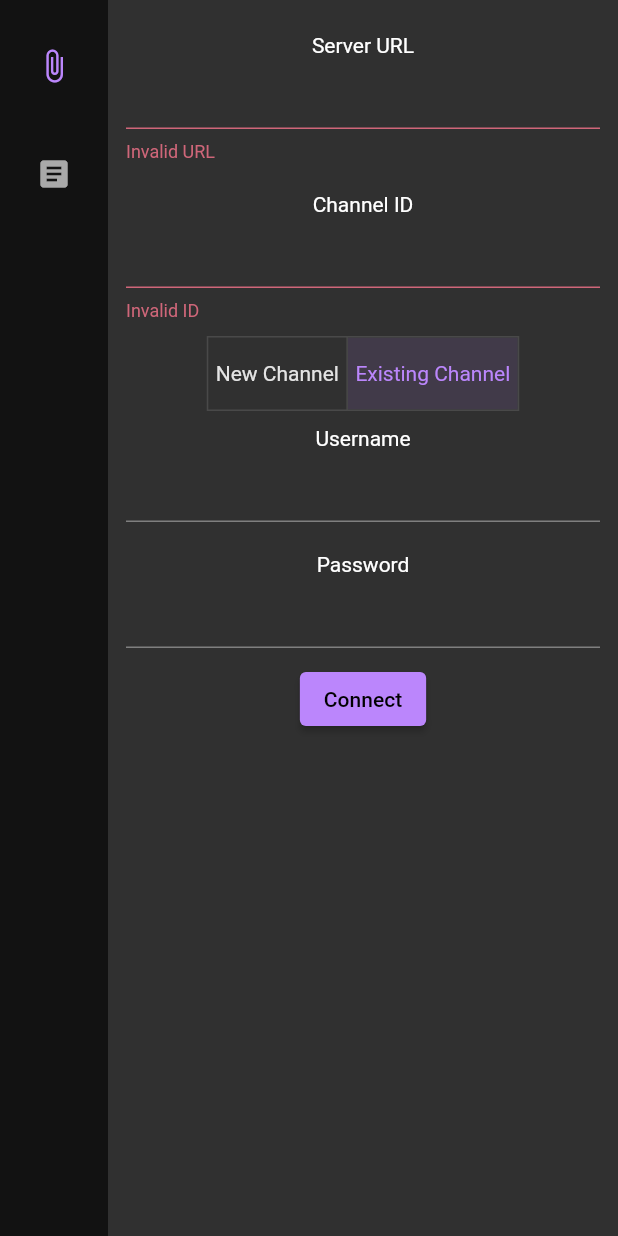
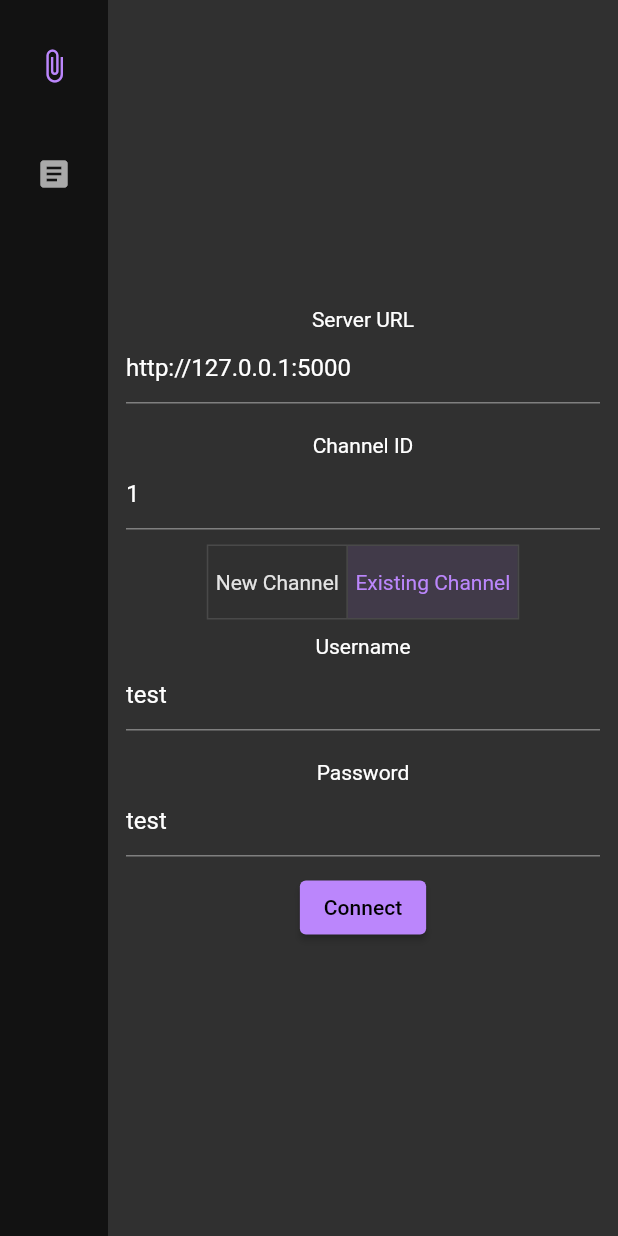
Before and after one commit to teammonkeytech/flutter-gui, a Flutter app: the screen it shows after launch, after a tap on "Connect", on a phone screen of 412 x 824 dp. Run offline on Flutter 3.47's test engine with Material 2 defaults, Android fonts, the phone set to English and light mode, and no system bars; our stand-ins replace basic_utils; network calls fail; statements that could not run were skipped.

Commit message:
Finish connecting UI, partial debugging

```diff
--- a/lib/bubble.dart
+++ b/lib/bubble.dart
@@ -6,36 +6,44 @@ import 'utility.dart';
 class Bubble {
   late final int bid; // Bubble ID
   //var uids = Future<Map<String, dynamic>>.value({});
-  late List<int> uids; // User IDs
+  List<int> uids = []; // User IDs
+  final User? firstUser;
 
   final String baseURL;
 
-  Bubble.connect({required this.bid, required String url})
-      : baseURL = '$url/api' {
-    uids = fetchUids();
+  void initConnect() async {
+    uids = await fetchUids();
   }
 
-  Bubble.new(String url, User user)
+  Bubble.connect(this.bid, String url)
       : baseURL = '$url/api',
-        uids = [user.uid] {
-    postJsonRequest('$url/bubble/new', {'uid': user.uid})
-        .then((response) => bid = int.parse(response.body));
+        firstUser = null;
+
+  void initNewBubble() async {
+    assert(firstUser != null,
+        "Call the newBubble constructor before this function");
+    var response =
+        await postJsonRequest('$baseURL/bubble/new', {'uid': firstUser!.uid});
+    bid = int.parse(response.body);
+    uids = [await firstUser!.uid];
   }
 
-  List<int> fetchUids() {
-    dynamic uids;
+  Bubble.newBubble(User user, String url)
+      : baseURL = '$url/api',
+        firstUser = user;
+
+  Future<List<int>> fetchUids() async {
+    List<int> uids;
     try {
-      postJsonRequest('$baseURL/bubble/uids', {"bid": bid}).then((response) {
-        var response_ = json.decode(response.body);
-        assert(response_ is List<int>,
-            "bubble uids requested is not list of ints");
-        uids = response;
-        return uids;
-      });
+      var response =
+          await postJsonRequest('$baseURL/bubble/uids', {"bid": bid});
+      assert(json.decode(response.body) is List<int>,
+          "bubble uids requested is not list of ints");
+      uids = json.decode(response.body);
+      return uids;
     } on FormatException {
       throw RoomDoesNotExist();
     }
-    return uids;
   }
 
   void invite(LocalUser user) {
--- a/lib/global_app_state.dart
+++ b/lib/global_app_state.dart
@@ -1,7 +1,12 @@
+import 'dart:io' show Directory;
+
 import 'package:flutter/material.dart';
-import 'package:gui_flutter/bubble.dart';
-import 'package:gui_flutter/messages.dart';
-import 'package:gui_flutter/user.dart';
+import 'package:path_provider/path_provider.dart'
+    show getApplicationDocumentsDirectory;
+
+import 'bubble.dart';
+import 'messages.dart';
+import 'user.dart';
 
 class GlobalAppState extends ChangeNotifier {
   String? _serverAddress;
@@ -10,14 +15,34 @@ class GlobalAppState extends ChangeNotifier {
   LocalUser? user;
   Messages? messages;
 
+  late Directory localDir;
+
+  GlobalAppState() {
+    getApplicationDocumentsDirectory().then((dir) => localDir = dir);
+  }
+
   void connectToServer(
       {required String username,
       required String password,
       required String bid,
       required String url,
       bool newChannel = false}) {
-    user = LocalUser(username: username, password: password, url: url);
-    messages = Messages(user: user!, bubble: Bubble(url, user!), url: url);
+    user = LocalUser(
+        username: username, password: password, url: url, localDir: localDir)
+      ..init();
+    messages = Messages(
+        user: user!,
+        bubble: newChannel
+            ? (Bubble.newBubble(user!, url)..initNewBubble())
+            : Bubble.connect(int.parse(bid), url)
+          ..initConnect(),
+        url: url)
+      ..init();
+    messages?.retrieve();
+    notifyListeners();
+  }
+
+  void fetchMessages() {
     messages?.retrieve();
     notifyListeners();
   }
@@ -44,7 +69,12 @@ class GlobalAppState extends ChangeNotifier {
 
   static bool validateAddress(String? address) {
     // TODO: Validate address format
-    return address != null && address != "" && address != "Hello";
+    if (address == null) return false;
+
+    var uri = Uri.tryParse(address);
+    if (uri == null) return false;
+
+    return uri.isScheme('HTTP');
   }
 
   static bool validateChannel(String? channel) {
--- a/lib/messages.dart
+++ b/lib/messages.dart
@@ -11,19 +11,20 @@ class Messages {
 
   List<List<String>> messages = [];
 
+  void init() {}
+
   Messages({required this.user, required this.bubble, required url})
       : baseURL = '$url/api';
 
-  void retrieve() {
+  void retrieve() async {
     dynamic messages_;
-    postJsonRequest('$baseURL/bubble/messageRequest', {
-      'uid': user.uid,
-      'bid': bubble.bid
-    }).then((response) => messages_ = json.decode(response.body));
+    var response = await postJsonRequest('$baseURL/bubble/messageRequest',
+        {'uid': await user.uid, 'bid': await bubble.bid});
+    messages_ = json.decode(response.body);
     for (var message in messages_) {
       if (message["recipientUID"] == user.uid) {
         messages.add([
-          NonLocalUser.uid(
+          await NonLocalUser.uid(
                   uid: message['authUID'],
                   url: baseURL.substring(0, baseURL.length - '/api'.length))
               .username,
@@ -33,7 +34,7 @@ class Messages {
     }
   }
 
-  void sendMessage(String message) {
+  void sendMessage(String message) async {
     User recipient;
     for (final uid in bubble.uids) {
       recipient = NonLocalUser.uid(
--- a/lib/messages_screen.dart
+++ b/lib/messages_screen.dart
@@ -36,6 +36,9 @@ class MessagesScreen extends StatelessWidget {
                   })),
           SafeArea(
               child: Row(children: [
+            IconButton(
+                icon: const Icon(Icons.refresh),
+                onPressed: () => appState.fetchMessages()),
             Expanded(
                 child: TextField(
                     controller: controller,
--- a/lib/selector_screen.dart
+++ b/lib/selector_screen.dart
@@ -9,11 +9,23 @@ class SelectorScreen extends StatefulWidget {
 
 class _SelectorScreenState extends State<SelectorScreen> {
   List<bool> isSelected = [false, true];
-  // TODO: preinitialize serverAddress and channel with current values
-  var serverAddress = TextEditingController(),
-      channel = TextEditingController(),
-      username = TextEditingController(),
-      password = TextEditingController();
+  final serverAddress = TextEditingController(text: "http://127.0.0.1:5000"),
+      channel = TextEditingController(text: '1'),
+      username = TextEditingController(text: "test"),
+      password = TextEditingController(text: "test");
+
+  /* @override
+  void initState() {
+    super.initState();
+    // We first set empty text form fields, then we can go back and put in
+    // default values once the widget has loaded
+    // The following function has access to the build context
+    Future.delayed(Duration.zero, () {
+      var appState = context.watch<GlobalAppState>();
+      serverAddress.text = appState.serverAddress;
+      channel.text = appState.channel;
+    });
+  } */
 
   @override
   Widget build(BuildContext context) {
@@ -22,6 +34,7 @@ class _SelectorScreenState extends State<SelectorScreen> {
 
     return Padding(
       padding: const EdgeInsets.all(12.0),
+      child: SingleChildScrollView(
         child: Center(
           child: Form(
             key: formKey,
@@ -36,8 +49,9 @@ class _SelectorScreenState extends State<SelectorScreen> {
               _FormField(
                 appState: appState,
                 formText: "Channel ID",
-              formErrorText: "Invalid ID",
-              validator: GlobalAppState.validateChannel,
+                formErrorText: "Invalid Channel ID",
+                validator: (text) =>
+                    isSelected[0] || GlobalAppState.validateChannel(text),
                 controller: channel,
               ),
               ToggleButtons(
@@ -62,15 +76,11 @@ class _SelectorScreenState extends State<SelectorScreen> {
               _FormField(
                 appState: appState,
                 formText: "Username",
-              formErrorText: "",
-              validator: (_) => true,
                 controller: username,
               ),
               _FormField(
                 appState: appState,
                 formText: "Password",
-              formErrorText: "",
-              validator: (_) => true,
                 controller: password,
               ),
               ElevatedButton(
@@ -82,14 +92,15 @@ class _SelectorScreenState extends State<SelectorScreen> {
                           bid: channel.text,
                           url: serverAddress.text);
 
-                    serverAddress.dispose();
+                      /* serverAddress.dispose();
                       channel.dispose();
                       username.dispose();
-                    password.dispose();
+                      password.dispose(); */
                     }
                   },
                   child: const Text("Connect"))
             ]),
+          ),
         ),
       ),
     );
@@ -101,15 +112,15 @@ class _FormField extends StatelessWidget {
     //super.key,
     required this.appState,
     required this.formText,
-    required this.formErrorText,
-    required this.validator,
+    this.formErrorText,
+    this.validator,
     required this.controller,
   });
 
   final GlobalAppState appState;
   final String formText;
-  final String formErrorText;
-  final bool Function(String?) validator;
+  final String? formErrorText;
+  final bool Function(String?)? validator;
   final TextEditingController controller;
 
   @override
@@ -119,7 +130,9 @@ class _FormField extends StatelessWidget {
       Text(formText),
       TextFormField(
         controller: controller,
-        validator: (str) => validator(str) ? null : formErrorText,
+        validator: validator == null
+            ? null
+            : (str) => validator!(str) ? null : formErrorText,
         autovalidateMode: AutovalidateMode.disabled,
       ),
       const SizedBox(height: 10),
--- a/lib/user.dart
+++ b/lib/user.dart
@@ -2,12 +2,13 @@ import 'dart:io' as io;
 
 import 'package:basic_utils/basic_utils.dart'
     show CryptoUtils, RSAPublicKey, RSAPrivateKey;
+import 'package:http/http.dart' show Response;
 
 import 'utility.dart';
 
 abstract class User {
-  String get username;
-  int get uid;
+  Future<String> get username;
+  Future<int> get uid;
   RSAPublicKey get pubKey;
 
   String encrypt(String ciphertext) {
@@ -16,10 +17,13 @@ abstract class User {
 }
 
 class LocalUser extends User {
+  final String _username;
+  int _uid = -1;
+
   @override
-  final String username;
+  Future<String> get username => Future<String>.value(_username);
   @override
-  late final int uid;
+  Future<int> get uid => Future<int>.value(_uid);
 
   final String baseURL;
 
@@ -28,35 +32,41 @@ class LocalUser extends User {
   late final RSAPublicKey pubKey;
   final String password;
 
+  io.Directory localDir;
+
   LocalUser(
-      {required this.username, required this.password, required String url})
-      : baseURL = '$url/api' {
+      {required String username,
+      required this.password,
+      required String url,
+      required this.localDir})
+      : _username = username,
+        baseURL = '$url/api';
+
+  void init() async {
     try {
-      postJsonRequest('$baseURL/user/id', {'usn': username})
-          .then((response) => uid = int.parse(response.body));
+      var response =
+          await postJsonRequest('$baseURL/user/id', {'usn': _username});
+      _uid = int.parse(response.body);
     } on FormatException catch (exception) {
       throw UnsupportedError("Invalid username: ${exception.message}");
     }
 
-    var file = io.File('private_key.pem');
-    file.exists().then((exists) {
-      if (exists) {
-        file
-            .readAsString()
-            .then((keyRepr) => key = CryptoUtils.rsaPrivateKeyFromPem(keyRepr));
+    var file = io.File('${localDir.toString()}/private_key.pem');
+    // FIXME: I think browsers cannot technically read and store files
+    if (await file.exists()) {
+      key = CryptoUtils.rsaPrivateKeyFromPem(await file.readAsString());
       pubKey = RSAPublicKey(key.modulus!, key.publicExponent!);
     } else {
       final key_ = CryptoUtils.generateRSAKeyPair();
       key = key_.privateKey as RSAPrivateKey;
       pubKey = key_.publicKey as RSAPublicKey;
-        file.writeAsString(CryptoUtils.encodeRSAPrivateKeyToPem(key));
+      await file.writeAsString(CryptoUtils.encodeRSAPrivateKeyToPem(key));
     }
-    });
   }
 
-  void authenticate() {
-    print(postJsonRequest('$baseURL/user/auth', {
-      'usn': username,
+  void authenticate() async {
+    print(await postJsonRequest('$baseURL/user/auth', {
+      'usn': _username,
       'pwd': password,
       'pubKey': CryptoUtils.encodeRSAPublicKeyToPem(pubKey)
     }));
@@ -69,35 +79,45 @@ class LocalUser extends User {
 
 class NonLocalUser extends User {
   late String? _username;
-  @override
-  late final int uid;
+  late int _uid = -1;
   @override
   late final RSAPublicKey pubKey;
   final String baseURL;
 
   // Get username as required
   @override
-  String get username {
+  Future<String> get username async {
     if (_username == null) {
-      postJsonRequest('$baseURL/user/usn', {'uid': uid})
-          .then((response) => _username = response.body);
+      _username =
+          (await postJsonRequest('$baseURL/user/usn', {'uid': _uid})).body;
       return _username!;
     } else {
       return _username!;
     }
   }
 
+  @override
+  Future<int> get uid => Future<int>.value(_uid);
+
+  void initUsn() async {
+    Response response;
+    response = await postJsonRequest('$baseURL/user/id', {'usn': username});
+    _uid = int.parse(response.body);
+    response = await postJsonRequest('$baseURL/user/pubKey', {'uid': _uid});
+    pubKey = CryptoUtils.rsaPublicKeyFromPem(response.body);
+  }
+
   NonLocalUser.usn({required username, required url})
       : baseURL = '$url/api',
-        _username = username {
-    postJsonRequest('$baseURL/user/id', {'usn': username})
-        .then((response) => uid = int.parse(response.body));
-    postJsonRequest('$baseURL/user/pubKey', {'uid': uid}).then(
-        (response) => pubKey = CryptoUtils.rsaPublicKeyFromPem(response.body));
+        _username = username;
+
+  void initUid() async {
+    Response response =
+        await postJsonRequest('$baseURL/user/pubKey', {'uid': _uid});
+    pubKey = CryptoUtils.rsaPublicKeyFromPem(response.body);
   }
 
-  NonLocalUser.uid({required this.uid, required url}) : baseURL = '$url/api' {
-    postJsonRequest('$baseURL/user/pubKey', {'uid': uid}).then(
-        (response) => pubKey = CryptoUtils.rsaPublicKeyFromPem(response.body));
+  NonLocalUser.uid({required int uid, required url})
+      : _uid = uid,
+        baseURL = '$url/api';
 }
-}
--- a/pubspec.yaml
+++ b/pubspec.yaml
@@ -38,6 +38,7 @@ dependencies:
   provider: ^5.0.0
   http: ^0.13.5
   basic_utils: ^5.5.3
+  path_provider: ^2.0.14
 
 dev_dependencies:
   flutter_test:
```
Also changed, not shown: pubspec.lock, 3 other files. Lines whose indentation alone changed are shown as unchanged.
